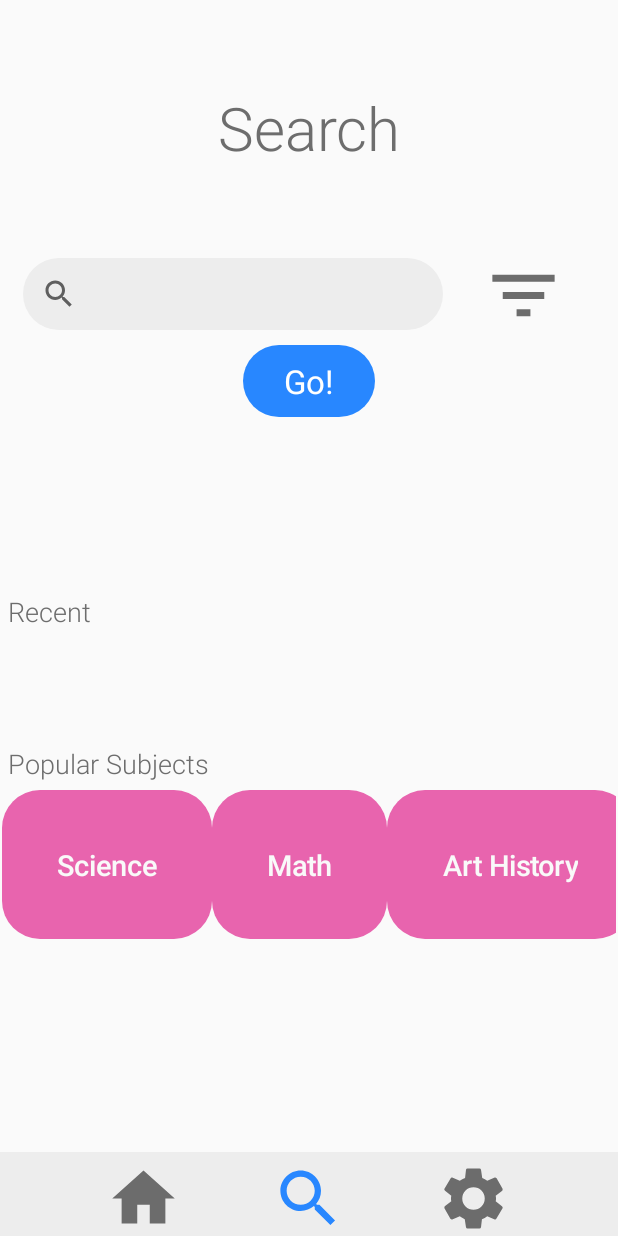
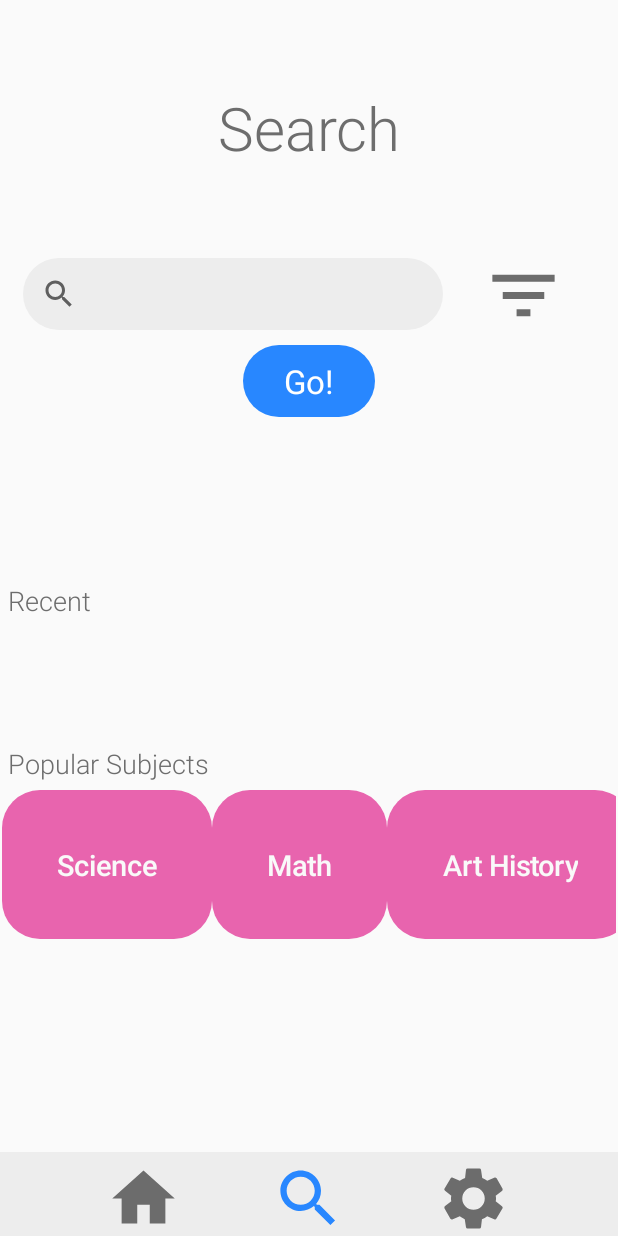
Before and after one commit to Sagethompson99/Course-Quest, an Android app: the SearchPage screen opened directly, with no data from a screen before it, on a phone screen of 412 x 824 dp. Run offline under Robolectric (Android 15) with nearby library versions, the phone set to English and light mode, and no system bars.

Commit message:
fixed recent search history view

```diff
--- a/CourseQuest/COURSEQUESTOFFICIAL/app/src/main/res/layout/activity_search_page.xml
+++ b/CourseQuest/COURSEQUESTOFFICIAL/app/src/main/res/layout/activity_search_page.xml
@@ -138,11 +138,12 @@
         android:layout_width="wrap_content"
         android:layout_height="wrap_content"
         android:layout_marginStart="5dp"
+        android:layout_marginBottom="7dp"
         android:text="Recent"
         android:textAppearance="@style/TextAppearance.AppCompat.Display4"
         android:textSize="18sp"
-        app:layout_constraintStart_toStartOf="parent"
-        app:layout_constraintBottom_toTopOf="@id/recentSearchesView" />
+        app:layout_constraintBottom_toTopOf="@id/recentSearchesView"
+        app:layout_constraintStart_toStartOf="parent" />
 
     <HorizontalScrollView
         android:id="@+id/recentSearchesView"
```
Also changed, not shown: CourseQuest/COURSEQUESTOFFICIAL/app/src/main/java/com/example/coursequest/SearchPage.java (+6 -6 lines).
